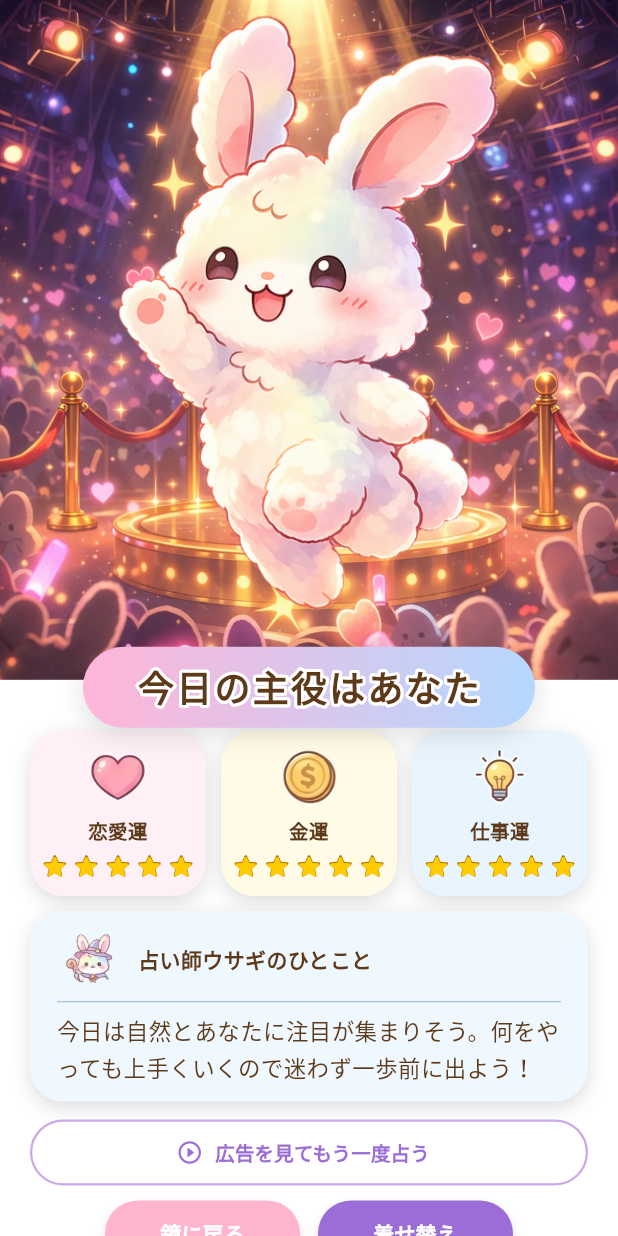
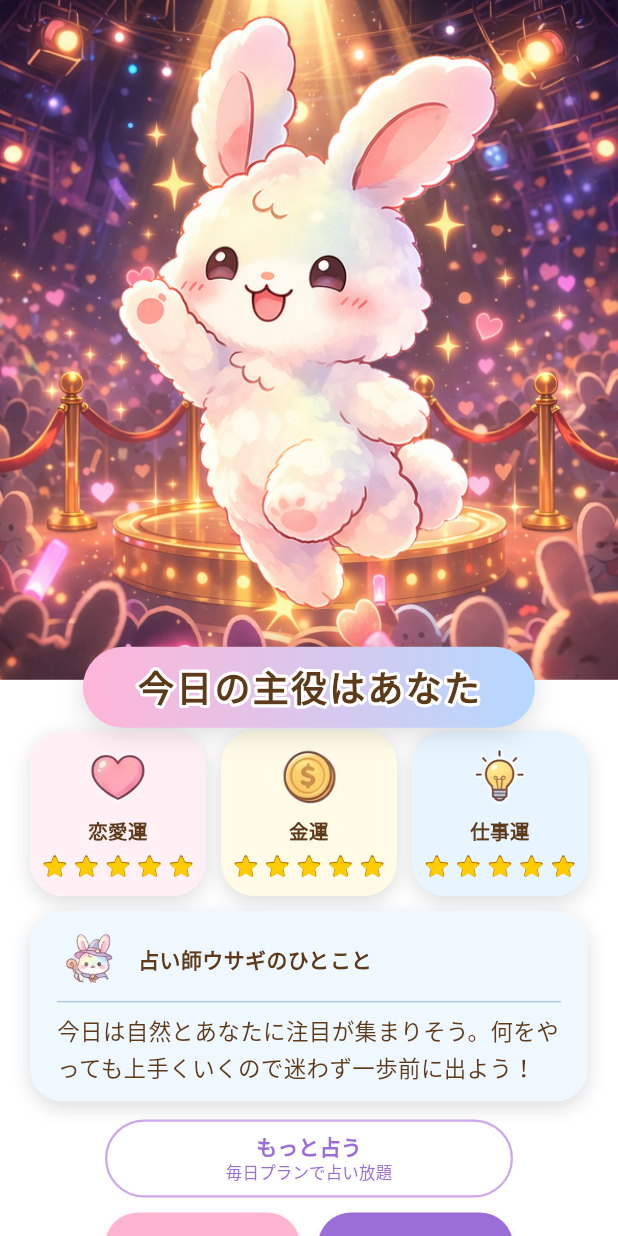
Before and after one commit to mino-works/simple-mirror, a Flutter app: the FortuneResultScreen screen opened directly, on a phone screen of 412 x 824 dp. Run offline on Flutter 3.47's test engine with Material 3 defaults, Android fonts, the phone set to English and light mode, and no system bars; our stand-ins replace camera, flutter_riverpod, in_app_purchase, in_app_review, permission_handler, shared_preferences; accounts and stored records are empty; Roboto replaces fonts that are missing (Hiragino Sans).

Commit message:
Add review dialog, app rename to ミラー占い/Mirror Fortune, in-app review, and UI polish; bump to 2.0.0
- Rename app to ミラー占い (ja) / Mirror Fortune (en) with iOS lproj localization
- Add in_app_review: trigger on top-3 fortune result and first costume unlock
- Fix _UpgradePlanButton: width 272px, outlined style matching old watch-ad button
- Add legal screens (terms & privacy) accessible from menu drawer
- Menu drawer: remove icons from legal items, reduce font sizes
- Fix debugAddDays infinite loop in progress_provider
- Add errorBuilder to fortune icon Image.asset in mirror_screen

Co-Authored-By: Claude Sonnet 4.6 <noreply@anthropic.com>

```diff
--- a/lib/l10n/app_localizations.dart
+++ b/lib/l10n/app_localizations.dart
@@ -15,6 +15,7 @@ class AppLocalizations {
 
   static const _strings = <String, Map<String, String>>{
     'ja': {
+      'app_name': 'ミラー占い',
       // MirrorScreen
       'mirror': 'ミラー',
       'others_view': '他人から',
@@ -46,14 +47,23 @@ class AppLocalizations {
       'lang_ja': '日本語',
       'lang_en': 'English',
       // IAP
+      'plan_name': '毎日プラン',
+      'plan_tagline': '何度でも占い放題・広告なし',
+      'plan_cta': 'もっと占う',
+      'plan_cta_sub': '毎日プランで占い放題',
       'redivine': 'もう一度占う',
-      'premium_subscribe': 'プレミアムに登録',
+      'premium_subscribe': '毎日プランに登録',
       'premium_restore': '購入を復元',
       'premium_loading': '処理中...',
-      'premium_already': 'プレミアム会員です',
-      'premium_active_badge': 'PREMIUM',
+      'premium_already': '毎日プラン加入中',
+      'premium_active_badge': '毎日プラン',
+      // Legal
+      'menu_support': 'サポート',
+      'menu_terms': '利用規約',
+      'menu_privacy': 'プライバシーポリシー',
     },
     'en': {
+      'app_name': 'Mirror Fortune',
       'mirror': 'Mirror',
       'others_view': "Others' View",
       'divining': 'Divining...',
@@ -80,12 +90,20 @@ class AppLocalizations {
       'lang_ja': '日本語',
       'lang_en': 'English',
       // IAP
+      'plan_name': 'Daily Plan',
+      'plan_tagline': 'Unlimited fortunes, no ads',
+      'plan_cta': 'Divine More',
+      'plan_cta_sub': 'Unlimited with Daily Plan',
       'redivine': 'Divine Again',
-      'premium_subscribe': 'Subscribe to Premium',
+      'premium_subscribe': 'Subscribe to Daily Plan',
       'premium_restore': 'Restore Purchases',
       'premium_loading': 'Processing...',
-      'premium_already': "You're a Premium Member",
-      'premium_active_badge': 'PREMIUM',
+      'premium_already': 'Daily Plan Active',
+      'premium_active_badge': 'Daily Plan',
+      // Legal
+      'menu_support': 'Support',
+      'menu_terms': 'Terms of Service',
+      'menu_privacy': 'Privacy Policy',
     },
   };
 
--- a/lib/main.dart
+++ b/lib/main.dart
@@ -19,7 +19,7 @@ class MyApp extends ConsumerWidget {
 
     return MaterialApp(
       debugShowCheckedModeBanner: false,
-      title: 'Simple Mirror',
+      title: 'ミラー占い',
       locale: locale,
       supportedLocales: AppLocalizations.supportedLocales,
       localizationsDelegates: const [
--- a/lib/providers/progress_provider.dart
+++ b/lib/providers/progress_provider.dart
@@ -39,7 +39,7 @@ class ProgressNotifier extends StateNotifier<ProgressState> {
   Future<void> debugAddDays(int n) async {
     final base = DateTime.now();
     final existing = {...state.loginDays};
-    for (var i = 1; existing.length < state.loginDays.length + n; i++) {
+    for (var i = 1; i <= n; i++) {
       final fake = base.subtract(Duration(days: i));
       existing.add('${fake.year}-${fake.month.toString().padLeft(2, '0')}-${fake.day.toString().padLeft(2, '0')}');
     }
--- a/lib/screens/fortune_result_screen.dart
+++ b/lib/screens/fortune_result_screen.dart
@@ -7,6 +7,7 @@ import '../providers/progress_provider.dart';
 import '../models/fortune.dart';
 import '../utils/fortune_translations.dart';
 import '../providers/iap_provider.dart';
+import '../utils/review_helper.dart';
 import 'costume_screen.dart';
 
 // ─── UI Constants ─────────────────────────────────────────────────────────────
@@ -55,9 +56,12 @@ class _FortuneResultScreenState extends ConsumerState<FortuneResultScreen> {
   @override
   void initState() {
     super.initState();
-    // 占い結果を見た日として記録（累計ログイン日数カウント）
     WidgetsBinding.instance.addPostFrameCallback((_) {
       ref.read(progressProvider.notifier).recordFortuneView();
+      final fortune = ref.read(fortuneProvider);
+      if (fortune != null && fortune.overallLuck >= 80) {
+        ReviewHelper.requestForFortune();
+      }
     });
   }
 
@@ -118,7 +122,7 @@ class _FortuneResultScreenState extends ConsumerState<FortuneResultScreen> {
                                   },
                                 )
                               else
-                                _WatchAdButton(l: l),
+                                _UpgradePlanButton(l: l),
                               const SizedBox(height: 10),
                               _NavButtons(
                                 l: l,
@@ -526,36 +530,61 @@ class _ReDivineButton extends StatelessWidget {
   }
 }
 
-// ─── Watch ad button (placeholder) ───────────────────────────────────────────
-class _WatchAdButton extends StatelessWidget {
-  const _WatchAdButton({required this.l});
+// ─── Upgrade plan button ──────────────────────────────────────────────────────
+class _UpgradePlanButton extends ConsumerWidget {
+  const _UpgradePlanButton({required this.l});
   final AppLocalizations l;
 
   @override
-  Widget build(BuildContext context) {
+  Widget build(BuildContext context, WidgetRef ref) {
+    final iap = ref.watch(iapProvider);
+
     return SizedBox(
-      width: double.infinity,
-      height: 44,
-      child: OutlinedButton.icon(
-        onPressed: () {
+      width: 272,
+      height: 52,
+      child: OutlinedButton(
+        onPressed: iap.isLoading
+            ? null
+            : () async {
+                if (iap.product == null) {
                   ScaffoldMessenger.of(context).showSnackBar(
                     SnackBar(
-              content: Text(l.get('watch_ad_unavailable')),
+                      content: Text(l.get('menu_premium_unavailable')),
                       backgroundColor: const Color(0xFF9B6DD6),
                       behavior: SnackBarBehavior.floating,
                       shape: RoundedRectangleBorder(borderRadius: BorderRadius.circular(12)),
                     ),
                   );
+                  return;
+                }
+                await ref.read(iapProvider.notifier).purchase();
               },
-        icon: const Icon(Icons.play_circle_outline_rounded, size: 18),
-        label: Text(
-          l.get('watch_ad'),
-          style: const TextStyle(fontSize: 13, fontWeight: FontWeight.w700),
-        ),
         style: OutlinedButton.styleFrom(
           foregroundColor: const Color(0xFF9B6DD6),
           side: const BorderSide(color: Color(0xFFCCA8E8), width: 1.5),
           shape: RoundedRectangleBorder(borderRadius: BorderRadius.circular(30)),
+          backgroundColor: Colors.transparent,
+        ),
+        child: iap.isLoading
+            ? const SizedBox(
+                width: 20,
+                height: 20,
+                child: CircularProgressIndicator(color: Color(0xFF9B6DD6), strokeWidth: 2),
+              )
+            : Column(
+                mainAxisAlignment: MainAxisAlignment.center,
+                children: [
+                  Text(
+                    l.get('plan_cta'),
+                    style: const TextStyle(fontSize: 14, fontWeight: FontWeight.w800),
+                  ),
+                  Text(
+                    iap.product != null
+                        ? '${l.get('plan_name')} ${iap.product!.price}/月'
+                        : l.get('plan_cta_sub'),
+                    style: const TextStyle(fontSize: 11, fontWeight: FontWeight.w500),
+                  ),
+                ],
               ),
       ),
     );
--- a/lib/screens/mirror_screen.dart
+++ b/lib/screens/mirror_screen.dart
@@ -333,7 +333,11 @@ class _MirrorScreenState extends ConsumerState<MirrorScreen>
                             0.2126, 0.7152, 0.0722, 0, 0,
                             0,      0,      0,      1, 0,
                           ]),
-                    child: Image.asset('assets/images/fortune.png', fit: BoxFit.contain),
+                    child: Image.asset(
+                      'assets/images/fortune.png',
+                      fit: BoxFit.contain,
+                      errorBuilder: (_, _, _) => const Icon(Icons.auto_awesome, color: Colors.white70, size: 28),
+                    ),
                   ),
                 ),
               ),
--- /dev/null
+++ b/lib/utils/review_helper.dart
@@ -0,0 +1,27 @@
+import 'package:in_app_review/in_app_review.dart';
+import 'package:shared_preferences/shared_preferences.dart';
+
+class ReviewHelper {
+  static const _keyFortune = 'review_shown_fortune';
+  static const _keyCostume = 'review_shown_costume';
+
+  static Future<void> requestForFortune() async {
+    final prefs = await SharedPreferences.getInstance();
+    if (prefs.getBool(_keyFortune) == true) return;
+    await prefs.setBool(_keyFortune, true);
+    final review = InAppReview.instance;
+    if (await review.isAvailable()) {
+      await review.requestReview();
+    }
+  }
+
+  static Future<void> requestForCostume() async {
+    final prefs = await SharedPreferences.getInstance();
+    if (prefs.getBool(_keyCostume) == true) return;
+    await prefs.setBool(_keyCostume, true);
+    final review = InAppReview.instance;
+    if (await review.isAvailable()) {
+      await review.requestReview();
+    }
+  }
+}
--- a/pubspec.yaml
+++ b/pubspec.yaml
@@ -16,7 +16,7 @@ publish_to: "none" # Remove this line if you wish to publish to pub.dev
 # https://developer.apple.com/library/archive/documentation/General/Reference/InfoPlistKeyReference/Articles/CoreFoundationKeys.html
 # In Windows, build-name is used as the major, minor, and patch parts
 # of the product and file versions while build-number is used as the build suffix.
-version: 1.9.0+15
+version: 2.0.0+16
 
 environment:
   sdk: ^3.11.1
@@ -44,6 +44,7 @@ dependencies:
   intl: ^0.20.2
   permission_handler: ^11.0.0
   in_app_purchase: ^3.2.0
+  in_app_review: ^2.0.0
 
 dev_dependencies:
   flutter_test:
```
Also changed, not shown: lib/screens/costume_screen.dart (+22 -2 lines), lib/screens/legal_screen.dart (added, +172 -0 lines), lib/screens/menu_drawer.dart (+57 -10 lines), pubspec.lock, 5 other files. Lines whose indentation alone changed are shown as unchanged.
